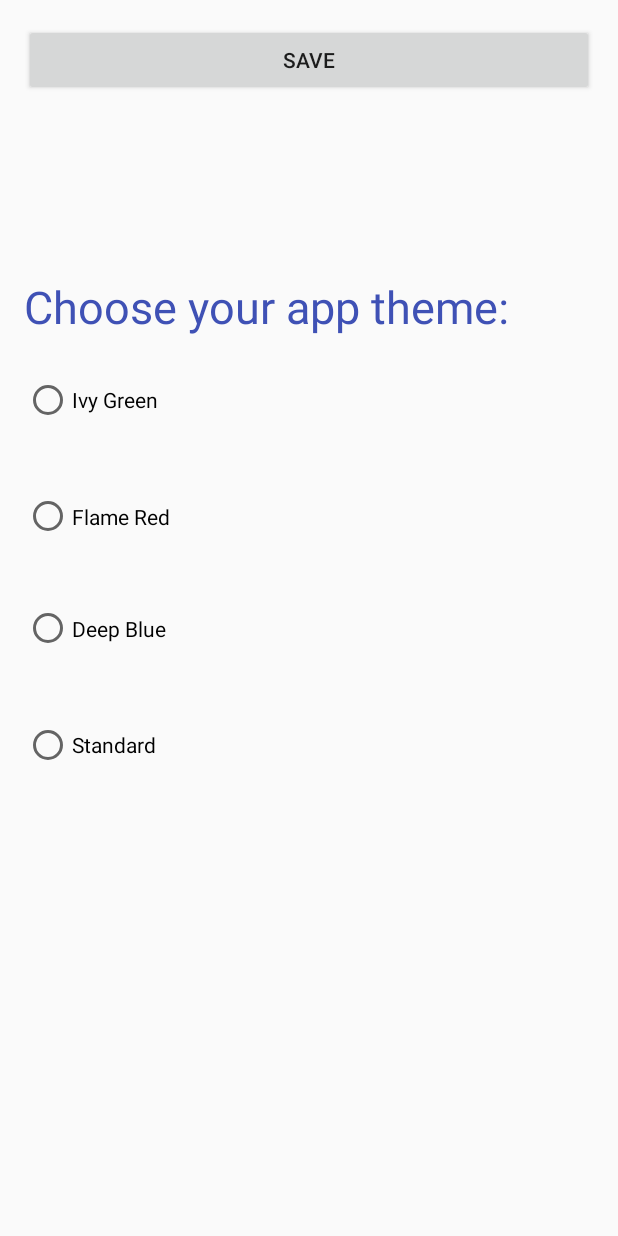
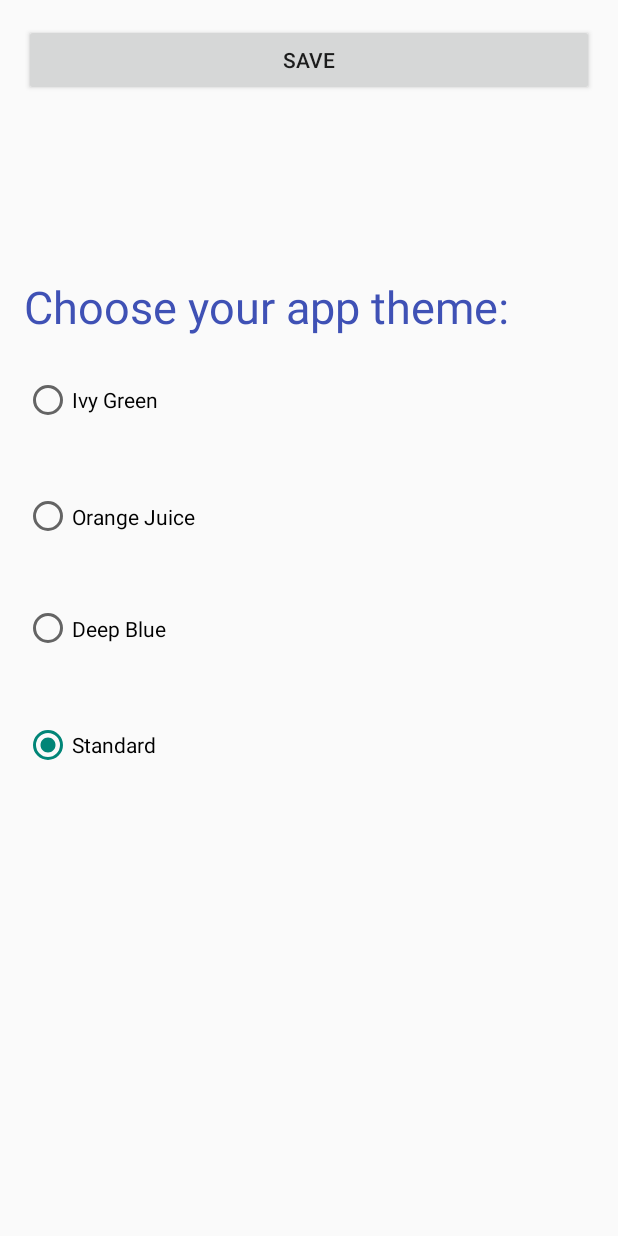
Before and after one commit to marekbodziony/BusinessCardsManagerApp, an Android app: the SettingsActivity screen opened directly, with no data from a screen before it, on a phone screen of 412 x 824 dp. Run offline under Robolectric (Android 15) with nearby library versions, the phone set to English and light mode, and no system bars.

Commit message:
- theme choice is finished

```diff
--- a/app/src/main/res/layout/activity_settings.xml
+++ b/app/src/main/res/layout/activity_settings.xml
@@ -35,38 +35,38 @@
     <RadioGroup
         android:layout_width="match_parent"
         android:layout_height="match_parent"
-        android:id="@+id/rgroup">
+        android:id="@+id/rgroup"
+        android:checkedButton="@+id/Standard">
 
         <RadioButton
             android:text="Ivy Green"
             android:layout_width="wrap_content"
             android:layout_height="84dp"
             android:id="@+id/radioButton1"
-           />
+            android:onClick="onRadioButtonClicked"/>
 
         <RadioButton
-            android:text="Flame Red"
+            android:text="Orange Juice"
             android:layout_width="wrap_content"
             android:layout_height="71dp"
             android:id="@+id/radioButton2"
-            />
+            android:onClick="onRadioButtonClicked"/>
 
         <RadioButton
             android:text="Deep Blue"
             android:layout_width="178dp"
             android:layout_height="78dp"
             android:id="@+id/radioButton3"
-            />
+            android:onClick="onRadioButtonClicked"/>
 
         <RadioButton
             android:text="Standard"
+            android:checked="true"
             android:layout_width="143dp"
             android:layout_height="77dp"
             android:id="@+id/radioButton4"
-           />
+            android:onClick="onRadioButtonClicked"/>
 
     </RadioGroup>
 
-
-
 </LinearLayout>
```
Also changed, not shown: app/src/main/java/mbodziony/businesscardsmanager/SettingsActivity.java (+45 -66 lines), app/src/main/java/mbodziony/businesscardsmanager/WelcomeActivity.java (+16 -2 lines).
